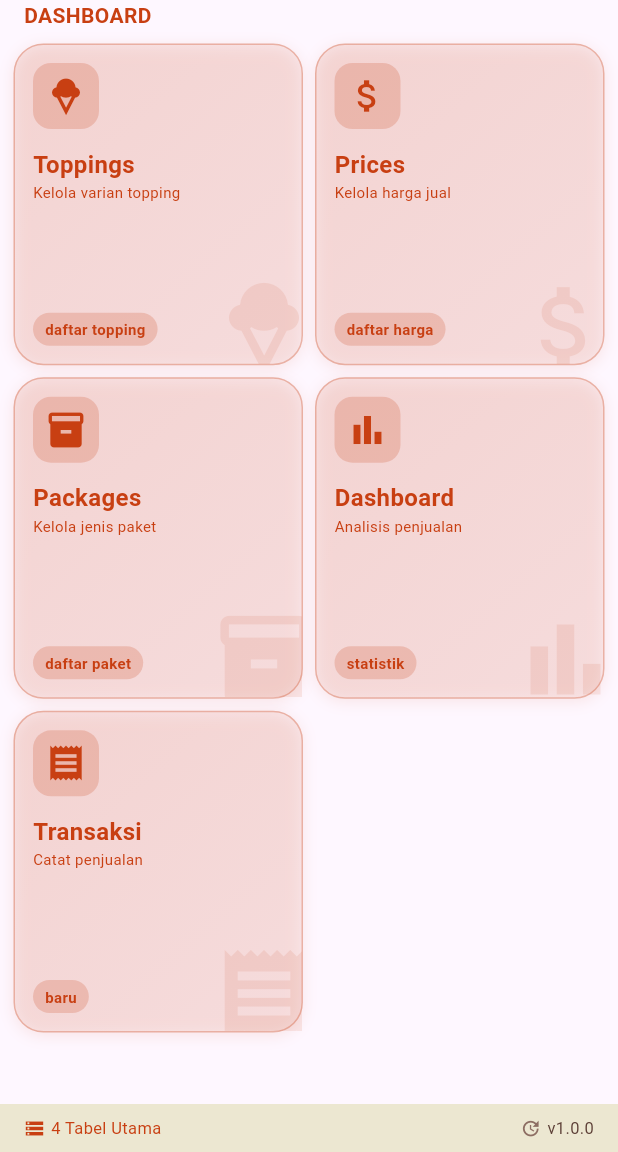
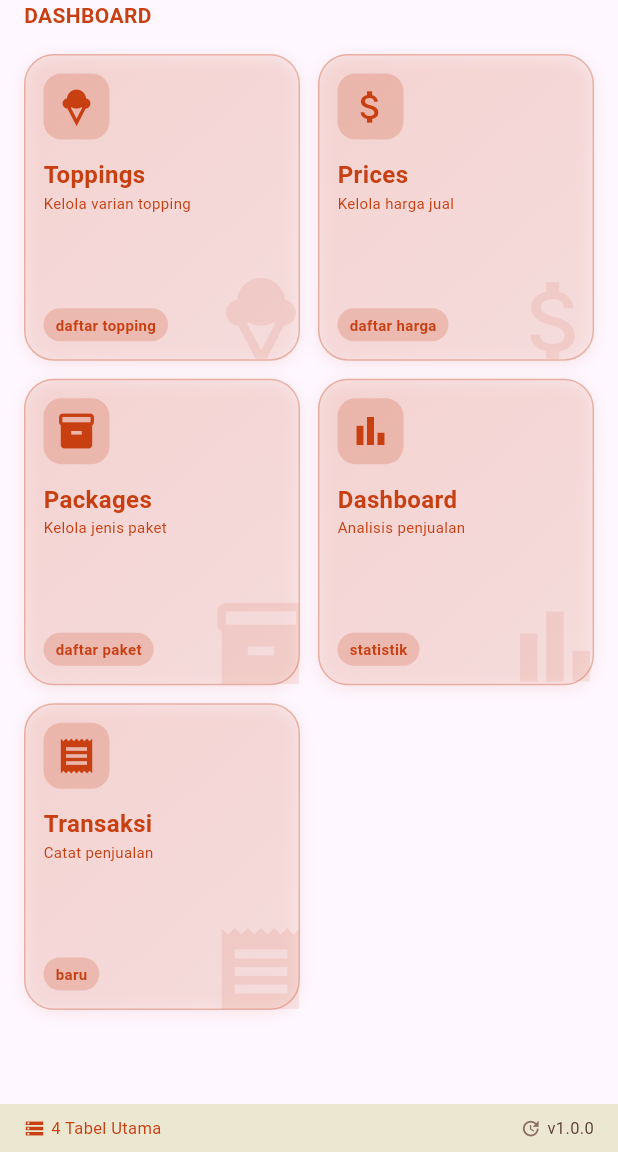
Before and after one commit to Platotel3s/CakeShopia, a Flutter app: the screen it shows after launch, on a phone screen of 412 x 824 dp, the part 84-1236 px from its top. Run offline on Flutter 3.47's test engine with Material 3 defaults, Android fonts, the phone set to English and light mode, and no system bars; our stand-ins replace fl_chart; Roboto replaces fonts that are missing (Poppins).

Commit message:
Rapihin homescreen

```diff
--- a/lib/pages/home_screen.dart
+++ b/lib/pages/home_screen.dart
@@ -103,11 +103,11 @@ class HomeScreen extends StatelessWidget {
 
             Expanded(
               child: GridView.builder(
-                padding: EdgeInsets.all(9),
+                padding: EdgeInsets.all(16),
                 gridDelegate: SliverGridDelegateWithFixedCrossAxisCount(
                   crossAxisCount: 2,
-                  crossAxisSpacing: 8,
-                  mainAxisSpacing: 8,
+                  crossAxisSpacing: 12,
+                  mainAxisSpacing: 12,
                   childAspectRatio: 0.9,
                 ),
                 itemCount: menuItems.length,
```
